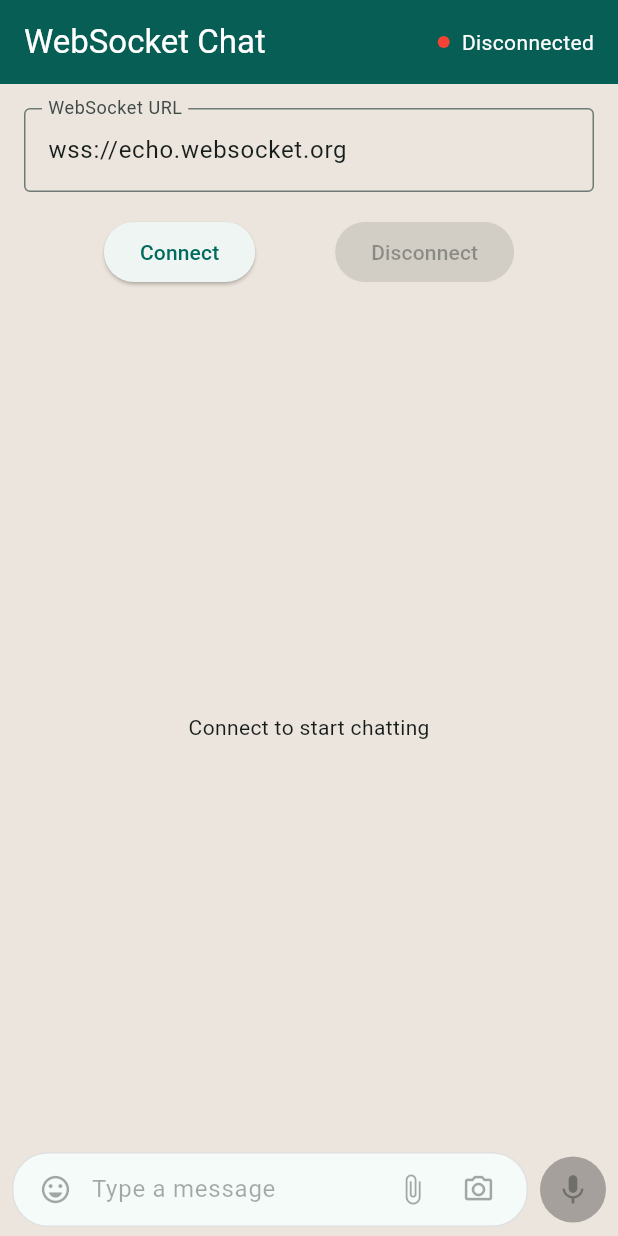
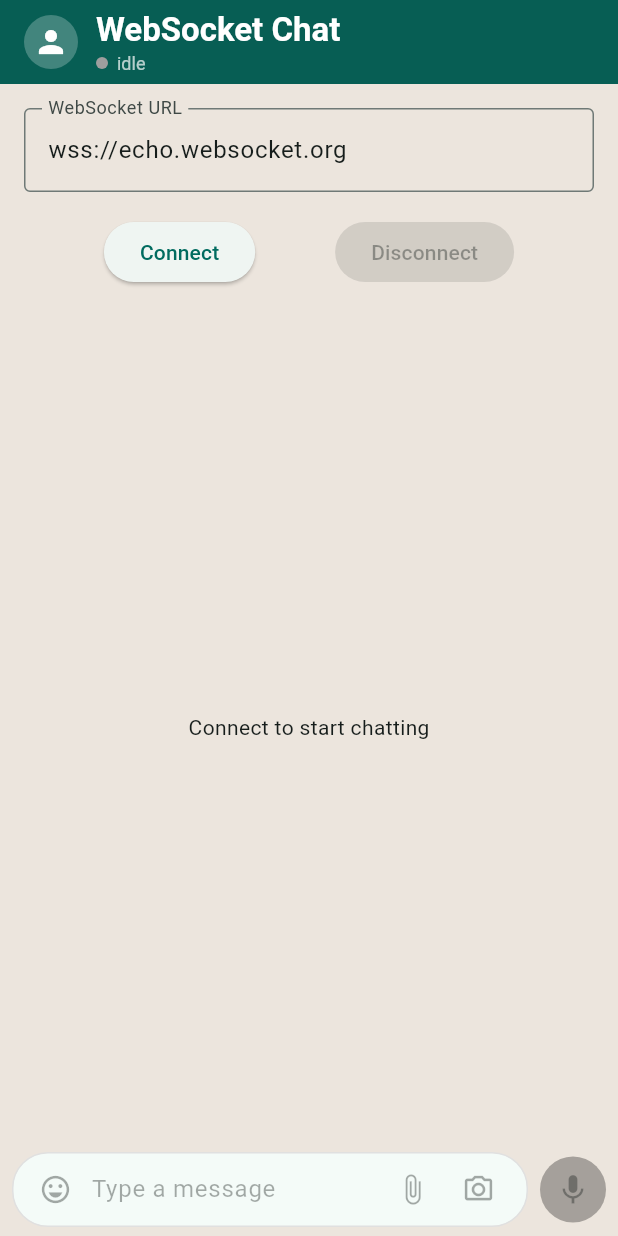
Before and after one commit to sohailmahmud/websocket_chat_app, a Flutter app: the screen it shows after launch, on a phone screen of 412 x 824 dp. Run offline on Flutter 3.47's test engine with Material 3 defaults, Android fonts, the phone set to English and light mode, and no system bars; our stand-ins replace dartz, equatable, flutter_bloc, get_it.

Commit message:
feat: Add typing indicator and presence updates to chat functionality

```diff
--- a/lib/features/chat/presentation/bloc/chat_bloc.dart
+++ b/lib/features/chat/presentation/bloc/chat_bloc.dart
@@ -111,6 +111,35 @@ class ChatBloc extends Bloc<ChatEvent, ChatState> {
         emit(ChatConnected(updatedMessages));
       }
     });
+
+    // Typing indicator events
+    on<TypingStarted>((event, emit) {
+      if (state is ChatConnected) {
+        final currentState = state as ChatConnected;
+        if (!currentState.isOtherTyping) {
+          emit(currentState.copyWith(isOtherTyping: true));
+        }
+      }
+    });
+
+    on<TypingStopped>((event, emit) {
+      if (state is ChatConnected) {
+        final currentState = state as ChatConnected;
+        if (currentState.isOtherTyping) {
+          emit(currentState.copyWith(isOtherTyping: false));
+        }
+      }
+    });
+
+    // Presence updates
+    on<PresenceUpdated>((event, emit) {
+      if (state is ChatConnected) {
+        final currentState = state as ChatConnected;
+        if (currentState.isOtherOnline != event.isOnline) {
+          emit(currentState.copyWith(isOtherOnline: event.isOnline));
+        }
+      }
+    });
   }
 
   void _listenToMessages() {
--- a/lib/features/chat/presentation/bloc/chat_event.dart
+++ b/lib/features/chat/presentation/bloc/chat_event.dart
@@ -46,6 +46,21 @@ class UpdateMessageStatus extends ChatEvent {
   List<Object> get props => [messageId, status];
 }
 
+class TypingStarted extends ChatEvent {
+  const TypingStarted();
+}
+
+class TypingStopped extends ChatEvent {
+  const TypingStopped();
+}
+
+class PresenceUpdated extends ChatEvent {
+  final bool isOnline;
+  const PresenceUpdated(this.isOnline);
+  @override
+  List<Object> get props => [isOnline];
+}
+
 class ErrorOccurred extends ChatEvent {
   final String error;
 
--- a/lib/features/chat/presentation/bloc/chat_state.dart
+++ b/lib/features/chat/presentation/bloc/chat_state.dart
@@ -13,11 +13,27 @@ class ChatConnecting extends ChatState {}
 
 class ChatConnected extends ChatState {
   final List<Message> messages;
+  final bool isOtherTyping;
+  final bool isOtherOnline;
 
-  const ChatConnected(this.messages);
+  const ChatConnected(
+    this.messages, {
+    this.isOtherTyping = false,
+    this.isOtherOnline = true,
+  });
+
+  ChatConnected copyWith({
+    List<Message>? messages,
+    bool? isOtherTyping,
+    bool? isOtherOnline,
+  }) => ChatConnected(
+        messages ?? this.messages,
+        isOtherTyping: isOtherTyping ?? this.isOtherTyping,
+        isOtherOnline: isOtherOnline ?? this.isOtherOnline,
+      );
 
   @override
-  List<Object> get props => [messages];
+  List<Object> get props => [messages, isOtherTyping, isOtherOnline];
 }
 
 class ChatDisconnected extends ChatState {}
--- a/lib/features/chat/presentation/widgets/chat_page.dart
+++ b/lib/features/chat/presentation/widgets/chat_page.dart
@@ -13,25 +13,89 @@ class ChatPage extends StatelessWidget {
     return Scaffold(
       backgroundColor: const Color(0xFFECE5DD), // WhatsApp chat background
       appBar: AppBar(
-        title: const Text(
-          'WebSocket Chat',
-          style: TextStyle(color: Colors.white),
-        ),
         backgroundColor: const Color(0xFF075E54), // WhatsApp green
         foregroundColor: Colors.white,
         elevation: 0,
-        actions: [
-          BlocBuilder<ChatBloc, ChatState>(
-            builder: (context, state) {
-              return Padding(
-                padding: const EdgeInsets.only(right: 16.0),
-                child: Center(
-                  child: _buildConnectionStatus(state),
+        title: BlocBuilder<ChatBloc, ChatState>(
+          builder: (context, state) {
+            String subtitle;
+            Color dotColor;
+
+            if (state is ChatConnecting) {
+              subtitle = 'Connecting...';
+              dotColor = Colors.orange;
+            } else if (state is ChatConnected) {
+              if (state.isOtherTyping) {
+                subtitle = 'typing...';
+              } else if (state.isOtherOnline) {
+                subtitle = 'online';
+              } else {
+                subtitle = 'offline';
+              }
+              dotColor = state.isOtherOnline ? Colors.green : Colors.grey;
+            } else if (state is ChatError) {
+              subtitle = 'error';
+              dotColor = Colors.red;
+            } else if (state is ChatDisconnected) {
+              subtitle = 'disconnected';
+              dotColor = Colors.red;
+            } else {
+              subtitle = 'idle';
+              dotColor = Colors.grey;
+            }
+
+            return Row(
+              children: [
+                const CircleAvatar(
+                  radius: 18,
+                  backgroundColor: Colors.white24,
+                  child: Icon(Icons.person, color: Colors.white),
                 ),
-              );
-            },
-          ),
-        ],
+                const SizedBox(width: 12),
+                Expanded(
+                  child: Column(
+                    crossAxisAlignment: CrossAxisAlignment.start,
+                    mainAxisSize: MainAxisSize.min,
+                    children: [
+                      const Text(
+                        'WebSocket Chat',
+                        style: TextStyle(color: Colors.white, fontWeight: FontWeight.w600),
+                        overflow: TextOverflow.ellipsis,
+                      ),
+                      Row(
+                        mainAxisSize: MainAxisSize.min,
+                        children: [
+                          Container(
+                            width: 8,
+                            height: 8,
+                            decoration: BoxDecoration(
+                              color: dotColor,
+                              shape: BoxShape.circle,
+                            ),
+                          ),
+                          const SizedBox(width: 6),
+                          AnimatedSwitcher(
+                            duration: const Duration(milliseconds: 250),
+                            transitionBuilder: (child, animation) => FadeTransition(opacity: animation, child: child),
+                            child: Text(
+                              subtitle,
+                              key: ValueKey(subtitle),
+                              style: TextStyle(
+                                color: subtitle == 'typing...' ? Colors.white : Colors.white70,
+                                fontStyle: subtitle == 'typing...' ? FontStyle.italic : FontStyle.normal,
+                                fontSize: 12,
+                              ),
+                            ),
+                          ),
+                        ],
+                      ),
+                    ],
+                  ),
+                ),
+              ],
+            );
+          },
+        ),
       ),
       body: Column(
         children: [
@@ -84,55 +148,5 @@ class ChatPage extends StatelessWidget {
     );
   }
 
-  Widget _buildConnectionStatus(ChatState state) {
-    if (state is ChatConnected) {
-      return Row(
-        mainAxisSize: MainAxisSize.min,
-        children: [
-          Container(
-            width: 8,
-            height: 8,
-            decoration: const BoxDecoration(
-              color: Colors.green,
-              shape: BoxShape.circle,
-            ),
-          ),
-          const SizedBox(width: 8),
-          const Text('Connected', style: TextStyle(color: Colors.white)),
-        ],
-      );
-    } else if (state is ChatConnecting) {
-      return Row(
-        mainAxisSize: MainAxisSize.min,
-        children: [
-          Container(
-            width: 8,
-            height: 8,
-            decoration: const BoxDecoration(
-              color: Colors.orange,
-              shape: BoxShape.circle,
-            ),
-          ),
-          const SizedBox(width: 8),
-          const Text('Connecting...', style: TextStyle(color: Colors.white)),
-        ],
-      );
-    } else {
-      return Row(
-        mainAxisSize: MainAxisSize.min,
-        children: [
-          Container(
-            width: 8,
-            height: 8,
-            decoration: const BoxDecoration(
-              color: Colors.red,
-              shape: BoxShape.circle,
-            ),
-          ),
-          const SizedBox(width: 8),
-          const Text('Disconnected', style: TextStyle(color: Colors.white)),
-        ],
-      );
-    }
-  }
+  // Removed old _buildConnectionStatus method in favor of dynamic subtitle in AppBar
 }
```
Also changed, not shown: 1 other file.
